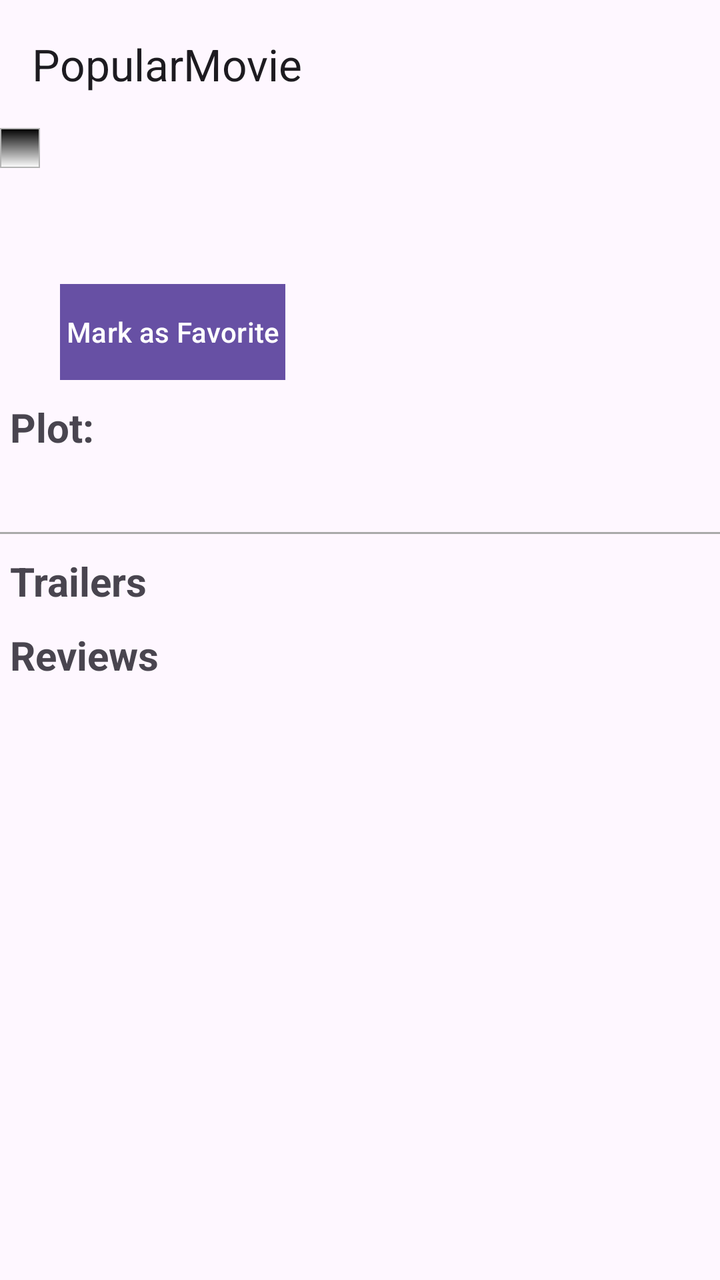
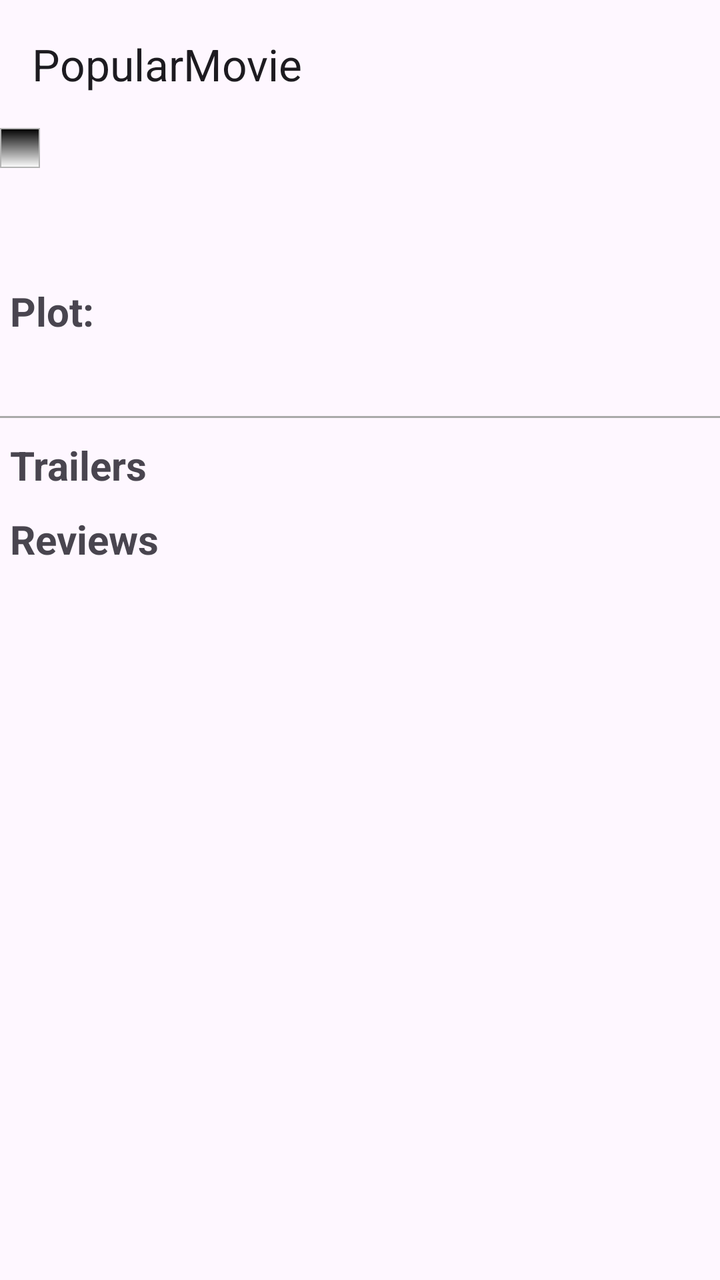

Before-and-after screenshots of an Android layout around one commit, followed by the original layout XML and the change that was made.
<!-- AndroidManifest.xml: activity theme Theme.PopularMovieStage2 -->
<!-- res/layout/activity_detail.xml -->
<?xml version="1.0" encoding="utf-8"?>
<layout>

<androidx.constraintlayout.widget.ConstraintLayout
    xmlns:android="http://schemas.android.com/apk/res/android"
    xmlns:app="http://schemas.android.com/apk/res-auto"
    xmlns:tools="http://schemas.android.com/tools"
    android:layout_width="match_parent"
    android:layout_height="match_parent"
    tools:context="com.ctyeung.popularmoviestage2.views.DetailActivity">

    <com.google.android.material.appbar.AppBarLayout
        android:id="@+id/app_bar"
        android:layout_width="match_parent"
        android:layout_height="?attr/actionBarSize"
        app:layout_constraintTop_toTopOf="parent"
        android:fitsSystemWindows="true">

        <com.google.android.material.appbar.MaterialToolbar
            android:id="@+id/toolbar"
            app:title="@string/app_name"
            android:layout_width="match_parent"
            android:layout_height="?attr/actionBarSize" />

    </com.google.android.material.appbar.AppBarLayout>

    <ScrollView
        android:id="@+id/sv_scroller"
        android:layout_width="match_parent"
        android:layout_height="0dp"
        app:layout_constraintTop_toBottomOf="@+id/app_bar"
        app:layout_constraintBottom_toBottomOf="parent">

        <LinearLayout
            android:layout_width="match_parent"
            android:layout_height="wrap_content"
            android:orientation="vertical">

            <LinearLayout
                android:layout_width="fill_parent"
                android:layout_height="wrap_content"
                android:orientation="horizontal">

                <ImageView
                    android:layout_width="wrap_content"
                    android:layout_height="wrap_content"
                    android:id="@+id/iv_poster_image"
                    android:layout_alignParentTop="true"
                    android:layout_centerHorizontal="true"
                    android:background="@drawable/placeholder"
                    android:padding="10dp">
                </ImageView>

                <LinearLayout
                    android:layout_width="fill_parent"
                    android:layout_height="wrap_content"
                    android:orientation="vertical"
                    android:paddingLeft="10dp"
                    android:paddingTop="10dp">

                    <TextView
                        android:id="@+id/tv_release_date"
                        android:layout_width="wrap_content"
                        android:layout_height="wrap_content"
                        android:layout_marginTop="10dp"/>

                    <TextView
                        android:id="@+id/tv_rating"
                        android:layout_width="wrap_content"
                        android:layout_height="wrap_content"
                        android:layout_marginTop="10dp" />

                    <Button
                        android:layout_width="wrap_content"
                        android:layout_height="wrap_content"
                        android:id="@+id/btnFavorite"
                        android:text="@string/mark_as_favorite"
                        android:padding="3dp"
                        android:layout_marginTop="10dp"
                        android:background="#8888aa"/>

                </LinearLayout>

            </LinearLayout>

            <TextView
                android:id="@+id/tv_plot_header"
                android:layout_width="wrap_content"
                android:layout_height="wrap_content"
                android:paddingTop="10dp"
                android:paddingLeft="5dp"
                android:paddingRight="5dp"
                android:text="@string/plot_header"
                android:textStyle="bold"
                android:textSize="20dp"/>

            <TextView
                android:id="@+id/tv_plot"
                android:layout_width="wrap_content"
                android:layout_height="wrap_content"
                android:paddingTop="10dp"
                android:paddingLeft="5dp"
                android:paddingRight="5dp"/>

            <View
                android:layout_width="match_parent"
                android:layout_height="1dp"
                android:background="@android:color/darker_gray"
                android:layout_marginTop="10dp"/>

            <TextView
                android:id="@+id/tv_trailer_header"
                android:layout_width="wrap_content"
                android:layout_height="wrap_content"
                android:paddingTop="10dp"
                android:paddingLeft="5dp"
                android:text="@string/trailer_header"
                android:textStyle="bold"
                android:textSize="20dp"/>

            <androidx.recyclerview.widget.RecyclerView
                android:id="@+id/rv_trailers"
                android:layout_width="match_parent"
                android:layout_height="wrap_content"/>

            <TextView
                android:id="@+id/tv_review_header"
                android:layout_width="wrap_content"
                android:layout_height="wrap_content"
                android:paddingTop="10dp"
                android:paddingLeft="5dp"
                android:text="@string/review_header"
                android:textStyle="bold"
                android:textSize="20dp"/>


            <androidx.recyclerview.widget.RecyclerView
                android:id="@+id/rv_reviews"
                android:layout_width="match_parent"
                android:layout_height="wrap_content"/>


        </LinearLayout>

    </ScrollView>

</androidx.constraintlayout.widget.ConstraintLayout>

</layout>
<!-- resources referenced by this layout -->
<resources>
  <!-- drawable placeholder (drawable) -->
  <?xml version="1.0" encoding="utf-8"?>
  <shape xmlns:android="http://schemas.android.com/apk/res/android"
      android:shape="rectangle">
  
      <gradient
          android:startColor="#000000"
          android:endColor="#ffffff"
          android:angle="270" />
      <corners android:radius="0dp" />
      <stroke android:width="0.7dp" android:color="#b4b4b4" />
  
  </shape>
  <string name="app_name">PopularMovie</string>
  <string name="mark_as_favorite">Mark as Favorite</string>
  <string name="plot_header">Plot:</string>
  <string name="review_header">Reviews</string>
  <string name="trailer_header">Trailers</string>
  <style name="Theme.PopularMovieStage2" parent="Base.Theme.PopularMovieStage2" />
  <style name="Base.Theme.PopularMovieStage2" parent="Theme.Material3.DayNight.NoActionBar">
          
          
      </style>
</resources>

<!-- the commit's change to res/layout/activity_detail.xml (unified diff, before → after) -->
@@ -12,7 +12,7 @@
     <com.google.android.material.appbar.AppBarLayout
         android:id="@+id/app_bar"
         android:layout_width="match_parent"
-        android:layout_height="?attr/actionBarSize"
+        android:layout_height="wrap_content"
         app:layout_constraintTop_toTopOf="parent"
         android:fitsSystemWindows="true">
 
@@ -20,7 +20,7 @@
             android:id="@+id/toolbar"
             app:title="@string/app_name"
             android:layout_width="match_parent"
-            android:layout_height="?attr/actionBarSize" />
+            android:layout_height="wrap_content" />
 
     </com.google.android.material.appbar.AppBarLayout>
 
@@ -69,15 +69,6 @@
                         android:layout_width="wrap_content"
                         android:layout_height="wrap_content"
                         android:layout_marginTop="10dp" />
-
-                    <Button
-                        android:layout_width="wrap_content"
-                        android:layout_height="wrap_content"
-                        android:id="@+id/btnFavorite"
-                        android:text="@string/mark_as_favorite"
-                        android:padding="3dp"
-                        android:layout_marginTop="10dp"
-                        android:background="#8888aa"/>
 
                 </LinearLayout>
 
<!-- resource entries referenced after the edit -->
@@ -14,7 +14,6 @@
   
   </shape>
   <string name="app_name">PopularMovie</string>
-  <string name="mark_as_favorite">Mark as Favorite</string>
   <string name="plot_header">Plot:</string>
   <string name="review_header">Reviews</string>
   <string name="trailer_header">Trailers</string>
